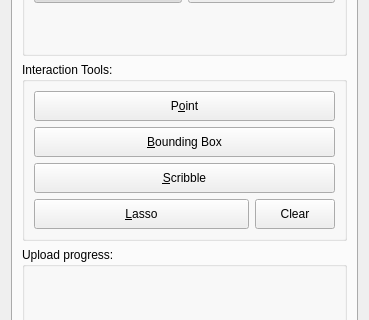
Above: slicer_plugin/SlicerNNInteractive/Resources/UI/SlicerNNInteractive.ui from rohith50/SlicerNNInteractive before the change; both pictures show x 0 to 369 and y 333 to 653 of the 369 by 800 pixel window. Below: the same form after it.
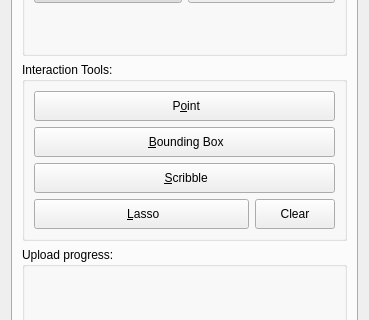
That is the form after the change. Custom widgets are drawn as their Qt base class.

Commit message: Added prompt button icons

```diff
--- a/slicer_plugin/SlicerNNInteractive/Resources/UI/SlicerNNInteractive.ui
+++ b/slicer_plugin/SlicerNNInteractive/Resources/UI/SlicerNNInteractive.ui
@@ -153,7 +153,7 @@
                  <string>Place point prompt</string>
                 </property>
                 <property name="text">
-                 <string>P&amp;oint</string>
+                 <string> P&amp;oint</string>
                 </property>
                 <property name="checkable">
                  <bool>true</bool>
@@ -178,7 +178,7 @@
                  <string>Place BBox prompt</string>
                 </property>
                 <property name="text">
-                 <string>&amp;Bounding Box</string>
+                 <string> &amp;Bounding Box</string>
                 </property>
                 <property name="checkable">
                  <bool>true</bool>
@@ -203,7 +203,7 @@
                  <string>Place a scribble prompt</string>
                 </property>
                 <property name="text">
-                 <string>&amp;Scribble</string>
+                 <string> &amp;Scribble</string>
                 </property>
                 <property name="checkable">
                  <bool>true</bool>
@@ -236,7 +236,7 @@
                    <string>Place lasso prompt. Double-click to finish.</string>
                   </property>
                   <property name="text">
-                   <string>&amp;Lasso</string>
+                   <string> &amp;Lasso</string>
                   </property>
                   <property name="checkable">
                    <bool>true</bool>
```
The commit also changes 6 other files.
